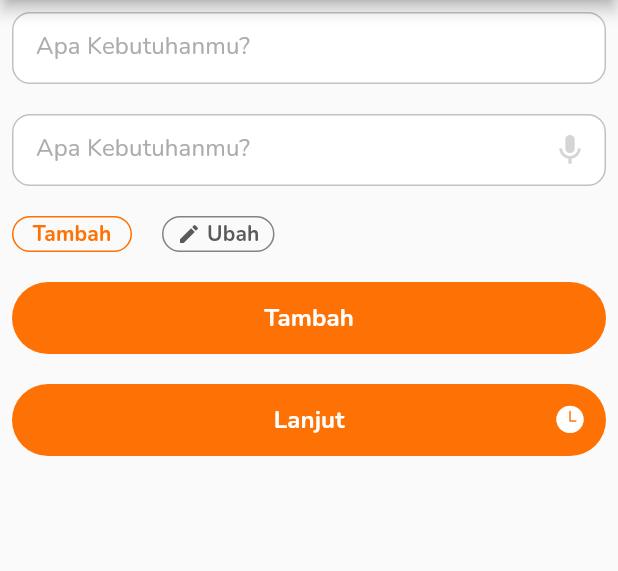
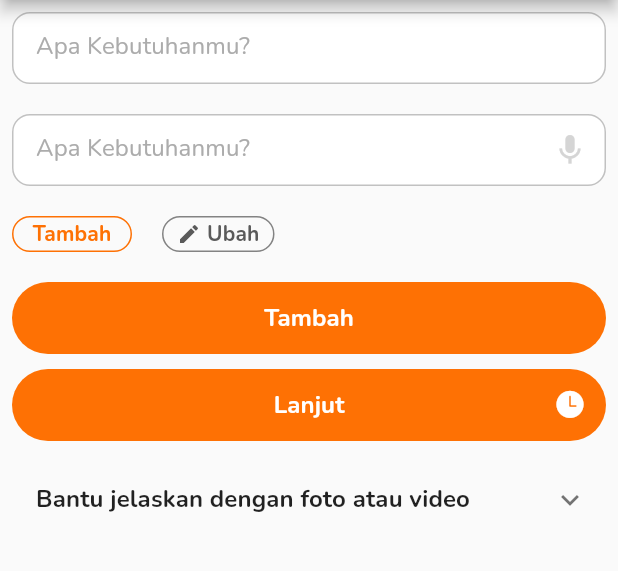
Before and after one commit to helperindonesia/helper_design_system, a Flutter app: the screen it shows after launch, on a phone screen of 412 x 824 dp, the part 84-655 px from its top. Run offline on Flutter 3.47's test engine with Material 2 defaults, Android fonts, the phone set to English and light mode, and no system bars; our stand-ins replace google_fonts.

Commit message:
expand example

```diff
--- a/example/lib/main.dart
+++ b/example/lib/main.dart
@@ -88,13 +88,23 @@ class _MyHomePageState extends State<MyHomePage> {
                       ?.copyWith(color: HelperColors.white),
                   onPressed: () {},
                 ),
-                SizedBox(height: 20),
+                SizedBox(height: 10),
                 PrimaryButton.icon(
-                  textStyle: HelperThemeData.textTheme.subtitle1?.copyWith(color: HelperColors.white),
+                  textStyle: HelperThemeData.textTheme.subtitle1
+                      ?.copyWith(color: HelperColors.white),
                   height: 48,
                   text: 'Lanjut',
-                  icon: Icon(HelperIcons.durasi, size: 24, color: HelperColors.white,),
+                  icon: Icon(
+                    HelperIcons.durasi,
+                    size: 24,
+                    color: HelperColors.white,
+                  ),
                   onPressed: () {},
+                ),
+                SizedBox(height: 10),
+                ExpandView(
+                  title: 'Bantu jelaskan dengan foto atau video',
+                  child: [Text('Data 1'), Text('Data 1'), Text('Data 1')],
                 )
               ],
             )
```
